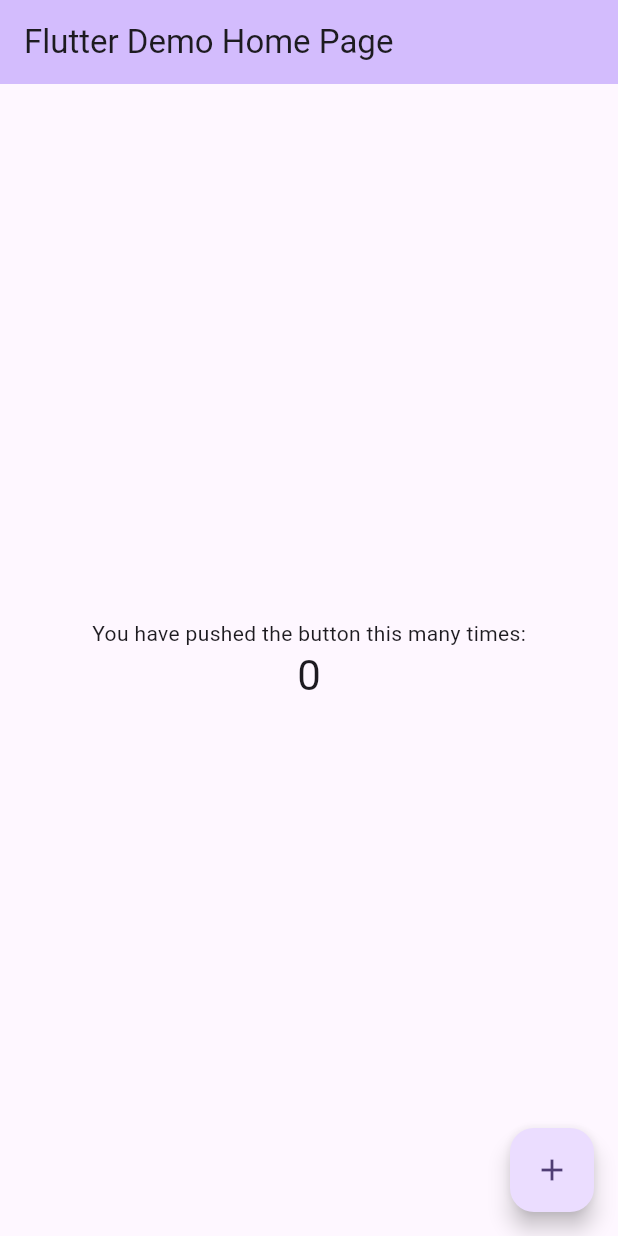
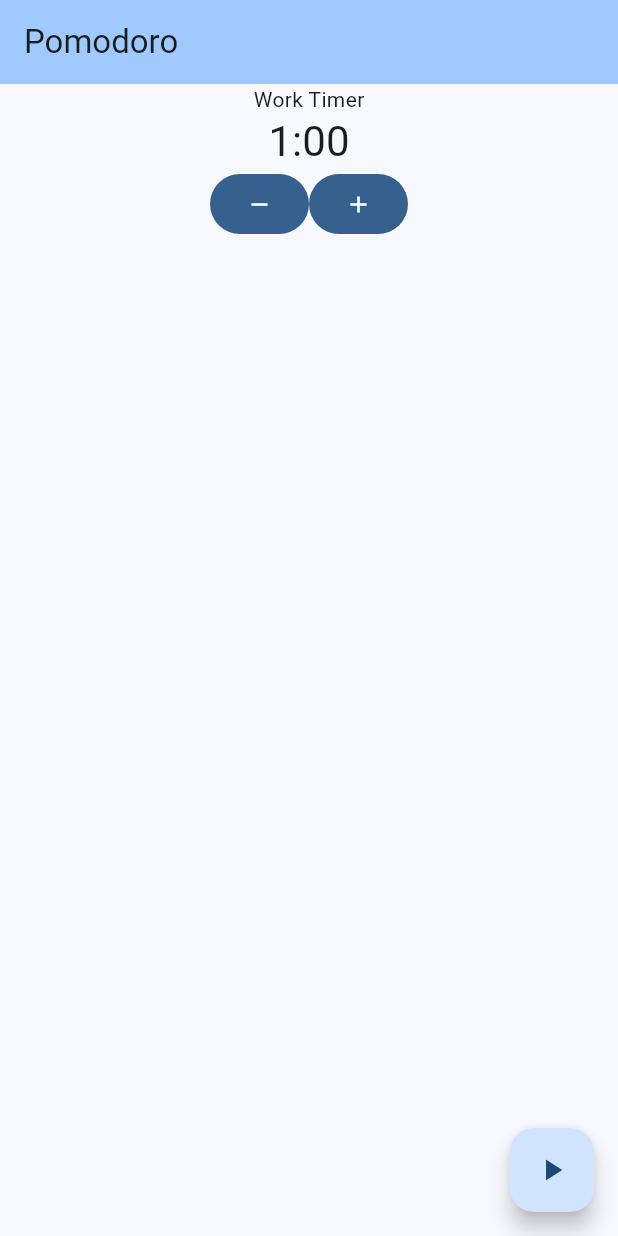
Before and after one commit to Xaqiri/FlutterPomodoro, a Flutter app: the screen it shows after launch, on a phone screen of 412 x 824 dp. Run offline on Flutter 3.47's test engine with Material 2 defaults, Android fonts, the phone set to English and light mode, and no system bars.

Commit message:
Added single countdown timer

```diff
--- a/lib/main.dart
+++ b/lib/main.dart
@@ -1,125 +1,158 @@
+import 'dart:async';
+
 import 'package:flutter/material.dart';
 
 void main() {
   runApp(const MyApp());
 }
 
+enum timerOptions { start, stop }
+
 class MyApp extends StatelessWidget {
   const MyApp({super.key});
 
-  // This widget is the root of your application.
   @override
   Widget build(BuildContext context) {
     return MaterialApp(
-      title: 'Flutter Demo',
+      title: 'Pomodoro',
       theme: ThemeData(
-        // This is the theme of your application.
-        //
-        // TRY THIS: Try running your application with "flutter run". You'll see
-        // the application has a blue toolbar. Then, without quitting the app,
-        // try changing the seedColor in the colorScheme below to Colors.green
-        // and then invoke "hot reload" (save your changes or press the "hot
-        // reload" button in a Flutter-supported IDE, or press "r" if you used
-        // the command line to start the app).
-        //
-        // Notice that the counter didn't reset back to zero; the application
-        // state is not lost during the reload. To reset the state, use hot
-        // restart instead.
-        //
-        // This works for code too, not just values: Most code changes can be
-        // tested with just a hot reload.
-        colorScheme: ColorScheme.fromSeed(seedColor: Colors.deepPurple),
+        colorScheme: ColorScheme.fromSeed(seedColor: Colors.blue),
         useMaterial3: true,
       ),
-      home: const MyHomePage(title: 'Flutter Demo Home Page'),
+      home: const MainView(title: 'Pomodoro'),
     );
   }
 }
 
-class MyHomePage extends StatefulWidget {
-  const MyHomePage({super.key, required this.title});
-
-  // This widget is the home page of your application. It is stateful, meaning
-  // that it has a State object (defined below) that contains fields that affect
-  // how it looks.
-
-  // This class is the configuration for the state. It holds the values (in this
-  // case the title) provided by the parent (in this case the App widget) and
-  // used by the build method of the State. Fields in a Widget subclass are
-  // always marked "final".
-
+class MainView extends StatefulWidget {
+  const MainView({super.key, required this.title});
   final String title;
 
   @override
-  State<MyHomePage> createState() => _MyHomePageState();
+  State<MainView> createState() => _MainViewState();
 }
 
-class _MyHomePageState extends State<MyHomePage> {
-  int _counter = 0;
+class _MainViewState extends State<MainView> {
+  int _minutes = 1;
+  String _minutesDisplay = "1";
+  int _seconds = 0;
+  String _secondsDisplay = "00";
+  Timer? t;
+  Icon _timerButtonIcon = const Icon(Icons.play_arrow);
+  timerOptions _timerAction = timerOptions.start;
+  var _tick = 0;
 
-  void _incrementCounter() {
+  @override
+  void initState() {
+    super.initState();
+  }
+
+  void _decrementMinutes() {
     setState(() {
-      // This call to setState tells the Flutter framework that something has
-      // changed in this State, which causes it to rerun the build method below
-      // so that the display can reflect the updated values. If we changed
-      // _counter without calling setState(), then the build method would not be
-      // called again, and so nothing would appear to happen.
-      _counter++;
+      _minutes--;
+      _minutesDisplay = _minutes.toString();
+      _seconds = 0;
+      setTimerDisplay();
+    });
+  }
+
+  void _incrementMinutes() {
+    setState(() {
+      _minutes++;
+      _minutesDisplay = _minutes.toString();
+      _seconds = 0;
+      setTimerDisplay();
+    });
+  }
+
+  void _startTimer() {
+    void tFunc(Timer timer) {
+      setState(() {
+        _tick++;
+        _timerButtonIcon = const Icon(Icons.stop);
+        _timerAction = timerOptions.stop;
+        _seconds--;
+        if (_seconds < 0) {
+          _seconds = 59;
+          _minutes--;
+        }
+        setTimerDisplay();
+      });
+      if (_minutes == 0 && _seconds == 0) {
+        timer.cancel();
+      }
+      if (_tick == 1) {
+        timer.cancel();
+      }
+    }
+
+    t = Timer.periodic(const Duration(seconds: 0), tFunc);
+    t = Timer.periodic(const Duration(seconds: 1), tFunc);
+  }
+
+  void _stopTimer() {
+    setState(() {
+      t!.cancel();
+      _tick = 0;
+      _timerButtonIcon = const Icon(Icons.play_arrow);
+      _timerAction = timerOptions.start;
+    });
+  }
+
+  void setTimerDisplay() {
+    setState(() {
+      _minutesDisplay = "$_minutes";
+      _seconds < 10
+          ? _secondsDisplay = "0$_seconds"
+          : _secondsDisplay = "$_seconds";
     });
   }
 
   @override
   Widget build(BuildContext context) {
-    // This method is rerun every time setState is called, for instance as done
-    // by the _incrementCounter method above.
-    //
-    // The Flutter framework has been optimized to make rerunning build methods
-    // fast, so that you can just rebuild anything that needs updating rather
-    // than having to individually change instances of widgets.
     return Scaffold(
       appBar: AppBar(
-        // TRY THIS: Try changing the color here to a specific color (to
-        // Colors.amber, perhaps?) and trigger a hot reload to see the AppBar
-        // change color while the other colors stay the same.
         backgroundColor: Theme.of(context).colorScheme.inversePrimary,
-        // Here we take the value from the MyHomePage object that was created by
-        // the App.build method, and use it to set our appbar title.
         title: Text(widget.title),
       ),
       body: Center(
-        // Center is a layout widget. It takes a single child and positions it
-        // in the middle of the parent.
         child: Column(
-          // Column is also a layout widget. It takes a list of children and
-          // arranges them vertically. By default, it sizes itself to fit its
-          // children horizontally, and tries to be as tall as its parent.
-          //
-          // Column has various properties to control how it sizes itself and
-          // how it positions its children. Here we use mainAxisAlignment to
-          // center the children vertically; the main axis here is the vertical
-          // axis because Columns are vertical (the cross axis would be
-          // horizontal).
-          //
-          // TRY THIS: Invoke "debug painting" (choose the "Toggle Debug Paint"
-          // action in the IDE, or press "p" in the console), to see the
-          // wireframe for each widget.
-          mainAxisAlignment: MainAxisAlignment.center,
+          mainAxisAlignment: MainAxisAlignment.start,
           children: <Widget>[
             const Text(
-              'You have pushed the button this many times:',
+              'Work Timer',
             ),
             Text(
-              '$_counter',
+              '$_minutesDisplay:$_secondsDisplay',
               style: Theme.of(context).textTheme.headlineMedium,
+            ),
+            Row(
+              mainAxisAlignment: MainAxisAlignment.center,
+              children: <Widget>[
+                FilledButton(
+                  onPressed: _decrementMinutes,
+                  child: const Icon(Icons.remove),
+                ),
+                FilledButton(
+                  onPressed: _incrementMinutes,
+                  child: const Icon(Icons.add),
+                ),
+              ],
             ),
           ],
         ),
       ),
       floatingActionButton: FloatingActionButton(
-        onPressed: _incrementCounter,
-        tooltip: 'Increment',
-        child: const Icon(Icons.add),
-      ), // This trailing comma makes auto-formatting nicer for build methods.
+        onPressed: switch (_timerAction) {
+          timerOptions.start => _startTimer,
+          timerOptions.stop => _stopTimer
+        },
+        tooltip: switch (_timerAction) {
+          timerOptions.start => "Start timer",
+          timerOptions.stop => "Stop timer"
+        },
+        child: _timerButtonIcon,
+      ),
     );
   }
 }
```
